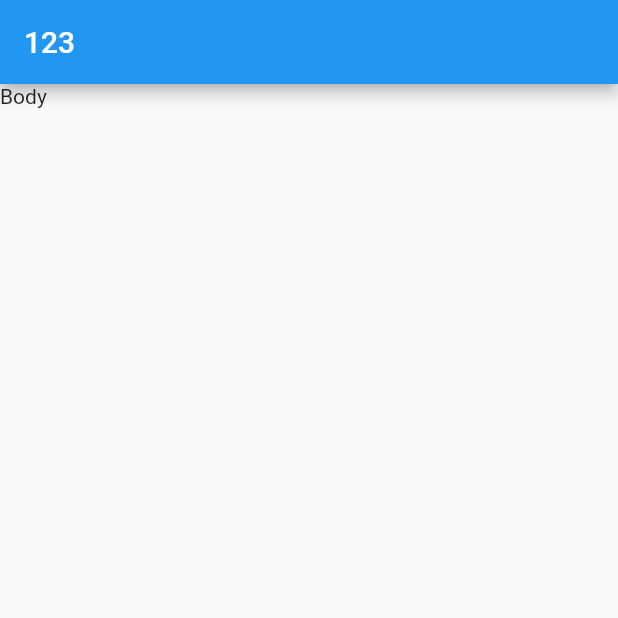
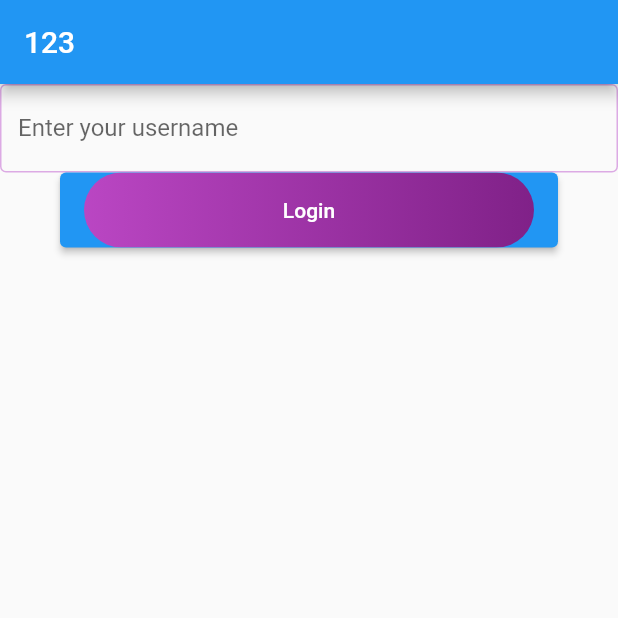
Before and after one commit to emilrustamov/drum, a Flutter app: the screen it shows after launch, on a phone screen of 412 x 824 dp, the top half of it. Run offline on Flutter 3.47's test engine with Material 2 defaults, Android fonts, the phone set to English and light mode, and no system bars.

```diff
--- /dev/null
+++ b/lib/global.dart
@@ -0,0 +1,2 @@
+  import 'package:flutter/material.dart';
+var lightpurple = const Color(0xffDCAAE4);
--- a/lib/main.dart
+++ b/lib/main.dart
@@ -1,26 +1,74 @@
+import 'package:drum/global.dart';
 import 'package:flutter/material.dart';
 
 void main() {
-  runApp(const MyApp());
+  runApp(MyApp());
 }
+
 class MyApp extends StatefulWidget {
-  const MyApp({super.key});
+  MyApp({Key? key}) : super(key: key);
 
   @override
   State<MyApp> createState() => _MyAppState();
 }
 
 class _MyAppState extends State<MyApp> {
+  String buttonName = "click1";
+  int currentIndex = 0;
+  bool isChecked = false;
+  var _result;
+  bool showTextField = false;
   @override
   Widget build(BuildContext context) {
     return MaterialApp(
-      debugShowCheckedModeBanner: false,
-      home: Scaffold(
-        appBar: AppBar(
-          title: Text("123"),
+        debugShowCheckedModeBanner: false,
+        home: Scaffold(
+          appBar: AppBar(
+            title: Text("123"),
+          ),
+          body: Column(
+            children: [
+              TextFormField(
+                decoration: const InputDecoration(
+                  enabledBorder: OutlineInputBorder(
+                    borderSide: BorderSide(
+                      width: 1,
+                      color: Color.fromRGBO(220, 170, 228, 1),
+                    ),
+                  ),
+                  labelText: 'Enter your username',
+                ),
+              ),
+              Container(
+  height: 50.0,
+  child: ElevatedButton(
+    onPressed: () {},
+    // shape: RoundedRectangleBorder(borderRadius: BorderRadius.circular(80.0)),
+    // padding: EdgeInsets.all(0.0),
+    child: Ink(
+      decoration: BoxDecoration(
+          gradient: LinearGradient(colors: [Color(0xffba46c3), Color(0xff802188)],
+            begin: Alignment.centerLeft,
+            end: Alignment.centerRight,
+          ),
+          borderRadius: BorderRadius.circular(30.0)
+      ),
+      child: Container(
+        constraints: BoxConstraints(maxWidth: 300.0, minHeight: 50.0),
+        alignment: Alignment.center,
+        child: Text(
+          "Login",
+          textAlign: TextAlign.center,
+          style: TextStyle(
+              color: Colors.white
+          ),
         ),
-        body: Text("Body"),
       ),
-    );
+    ),
+  ),
+),
+            ],
+          ),
+        ));
   }
 }
--- a/pubspec.yaml
+++ b/pubspec.yaml
@@ -37,8 +37,10 @@ dependencies:
   cupertino_icons: ^1.0.2
   flutter_native_splash: ^2.2.18
 
+
 flutter_native_splash:
   background_image: assets/splash.png
+
 
 
 dev_dependencies:
@@ -64,8 +66,8 @@ flutter:
   uses-material-design: true
 
   # To add assets to your application, add an assets section, like this:
-  # assets:
-  #   - images/a_dot_burr.jpeg
+  assets:
+     - images/
   #   - images/a_dot_ham.jpeg
 
   # An image asset can refer to one or more resolution-specific "variants", see
```
Also changed, not shown: images/emil.jpg (added), 5 other files.
